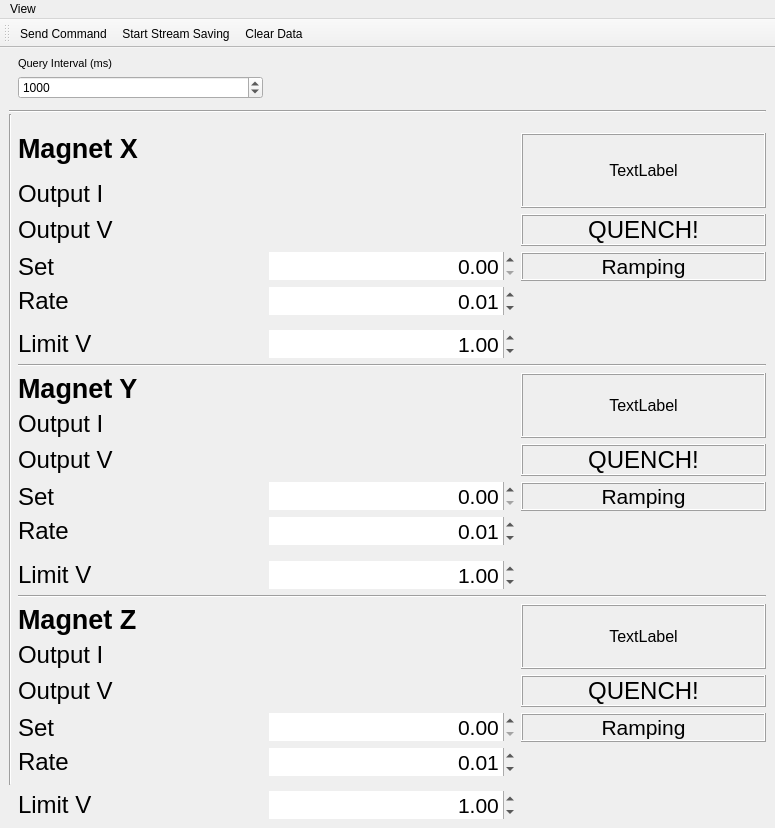
First picture: the form in gui/sc_magnet/ui_sc_magnet.ui, repository projecthira/qudi-hira, before the edit.
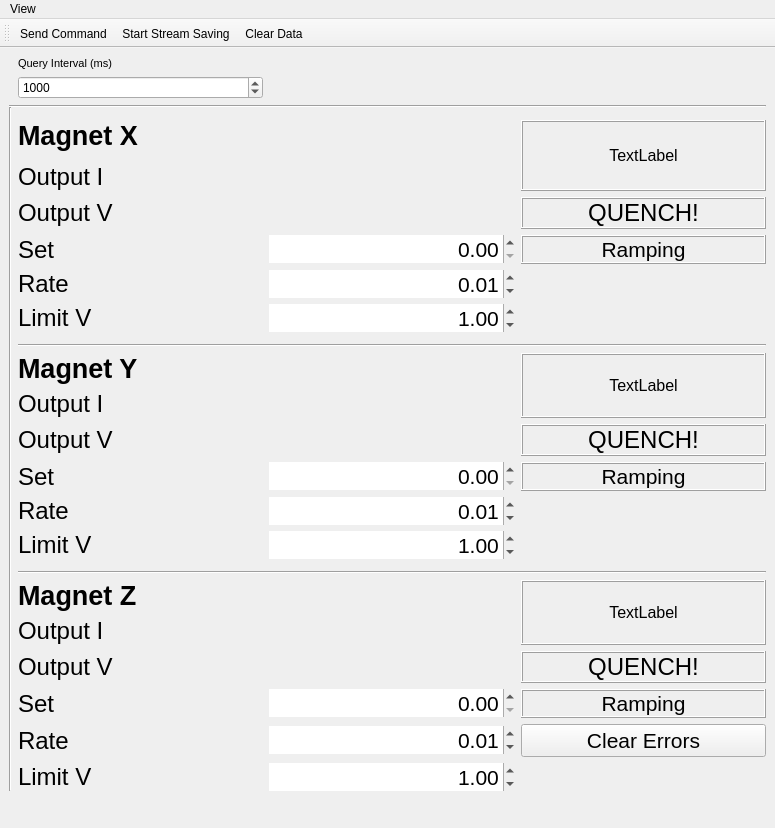
Second picture: the form after the edit. Icons and pictures are not drawn.

```diff
--- a/gui/sc_magnet/ui_sc_magnet.ui
+++ b/gui/sc_magnet/ui_sc_magnet.ui
@@ -24,32 +24,28 @@
     </sizepolicy>
    </property>
    <layout class="QGridLayout" name="gridLayout">
-    <item row="16" column="3">
-     <widget class="QLabel" name="magnet_y_quenchbit">
+    <item row="19" column="2">
+     <widget class="QDoubleSpinBox" name="magnet_y_ramp_rate_doubleSpinBox">
       <property name="font">
        <font>
-        <pointsize>18</pointsize>
-        <underline>false</underline>
+        <pointsize>16</pointsize>
        </font>
       </property>
-      <property name="frameShape">
-       <enum>QFrame::Box</enum>
-      </property>
-      <property name="frameShadow">
-       <enum>QFrame::Raised</enum>
-      </property>
-      <property name="text">
-       <string>QUENCH!</string>
-      </property>
-      <property name="scaledContents">
+      <property name="frame">
        <bool>false</bool>
       </property>
       <property name="alignment">
-       <set>Qt::AlignCenter</set>
+       <set>Qt::AlignRight|Qt::AlignTrailing|Qt::AlignVCenter</set>
+      </property>
+      <property name="buttonSymbols">
+       <enum>QAbstractSpinBox::UpDownArrows</enum>
+      </property>
+      <property name="value">
+       <double>0.010000000000000</double>
       </property>
      </widget>
     </item>
-    <item row="22" column="3" rowspan="2">
+    <item row="23" column="3" rowspan="2">
      <widget class="QLabel" name="magnet_z_quench_setup_label">
       <property name="font">
        <font>
@@ -70,52 +66,14 @@
       </property>
      </widget>
     </item>
-    <item row="17" column="2">
-     <widget class="QDoubleSpinBox" name="magnet_y_current_doubleSpinBox">
+    <item row="25" column="3">
+     <widget class="QLabel" name="magnet_z_quenchbit">
       <property name="font">
        <font>
-        <pointsize>16</pointsize>
+        <pointsize>18</pointsize>
+        <underline>false</underline>
        </font>
       </property>
-      <property name="frame">
-       <bool>false</bool>
-      </property>
-      <property name="alignment">
-       <set>Qt::AlignRight|Qt::AlignTrailing|Qt::AlignVCenter</set>
-      </property>
-      <property name="buttonSymbols">
-       <enum>QAbstractSpinBox::UpDownArrows</enum>
-      </property>
-     </widget>
-    </item>
-    <item row="10" column="2">
-     <widget class="QDoubleSpinBox" name="magnet_x_ramp_rate_doubleSpinBox">
-      <property name="font">
-       <font>
-        <pointsize>16</pointsize>
-       </font>
-      </property>
-      <property name="frame">
-       <bool>false</bool>
-      </property>
-      <property name="alignment">
-       <set>Qt::AlignRight|Qt::AlignTrailing|Qt::AlignVCenter</set>
-      </property>
-      <property name="buttonSymbols">
-       <enum>QAbstractSpinBox::UpDownArrows</enum>
-      </property>
-      <property name="value">
-       <double>0.010000000000000</double>
-      </property>
-     </widget>
-    </item>
-    <item row="14" column="3" rowspan="2">
-     <widget class="QLabel" name="magnet_y_quench_setup_label">
-      <property name="font">
-       <font>
-        <pointsize>12</pointsize>
-       </font>
-      </property>
       <property name="frameShape">
        <enum>QFrame::Box</enum>
       </property>
@@ -123,149 +81,38 @@
        <enum>QFrame::Raised</enum>
       </property>
       <property name="text">
-       <string>TextLabel</string>
+       <string>QUENCH!</string>
       </property>
-      <property name="alignment">
-       <set>Qt::AlignCenter</set>
-      </property>
-     </widget>
-    </item>
-    <item row="25" column="2">
-     <widget class="QDoubleSpinBox" name="magnet_z_current_doubleSpinBox">
-      <property name="font">
-       <font>
-        <pointsize>16</pointsize>
-       </font>
-      </property>
-      <property name="frame">
+      <property name="scaledContents">
        <bool>false</bool>
       </property>
       <property name="alignment">
-       <set>Qt::AlignRight|Qt::AlignTrailing|Qt::AlignVCenter</set>
+       <set>Qt::AlignCenter</set>
       </property>
-      <property name="buttonSymbols">
-       <enum>QAbstractSpinBox::UpDownArrows</enum>
-      </property>
      </widget>
     </item>
-    <item row="17" column="1">
-     <widget class="QLabel" name="magnet_y_setpoint_current">
+    <item row="17" column="3">
+     <widget class="QLabel" name="magnet_y_quenchbit">
       <property name="font">
        <font>
         <pointsize>18</pointsize>
+        <underline>false</underline>
        </font>
       </property>
-      <property name="text">
-       <string>Set</string>
+      <property name="frameShape">
+       <enum>QFrame::Box</enum>
       </property>
-     </widget>
-    </item>
-    <item row="15" column="1">
-     <widget class="QLabel" name="magnet_y_current">
-      <property name="font">
-       <font>
-        <pointsize>18</pointsize>
-       </font>
+      <property name="frameShadow">
+       <enum>QFrame::Raised</enum>
       </property>
       <property name="text">
-       <string>Output I</string>
+       <string>QUENCH!</string>
       </property>
-     </widget>
-    </item>
-    <item row="10" column="1">
-     <widget class="QLabel" name="magnet_x_ramp_rate">
-      <property name="font">
-       <font>
-        <pointsize>18</pointsize>
-       </font>
-      </property>
-      <property name="text">
-       <string>Rate</string>
-      </property>
-     </widget>
-    </item>
-    <item row="26" column="2">
-     <widget class="QDoubleSpinBox" name="magnet_z_ramp_rate_doubleSpinBox">
-      <property name="font">
-       <font>
-        <pointsize>16</pointsize>
-       </font>
-      </property>
-      <property name="frame">
+      <property name="scaledContents">
        <bool>false</bool>
       </property>
       <property name="alignment">
-       <set>Qt::AlignRight|Qt::AlignTrailing|Qt::AlignVCenter</set>
-      </property>
-      <property name="buttonSymbols">
-       <enum>QAbstractSpinBox::UpDownArrows</enum>
-      </property>
-      <property name="value">
-       <double>0.010000000000000</double>
-      </property>
-     </widget>
-    </item>
-    <item row="24" column="1">
-     <widget class="QLabel" name="magnet_z_voltage">
-      <property name="font">
-       <font>
-        <pointsize>18</pointsize>
-       </font>
-      </property>
-      <property name="text">
-       <string>Output V</string>
-      </property>
-     </widget>
-    </item>
-    <item row="23" column="1">
-     <widget class="QLabel" name="magnet_z_current">
-      <property name="font">
-       <font>
-        <pointsize>18</pointsize>
-       </font>
-      </property>
-      <property name="text">
-       <string>Output I</string>
-      </property>
-     </widget>
-    </item>
-    <item row="12" column="2">
-     <widget class="QDoubleSpinBox" name="magnet_x_voltage_limit_doubleSpinBox">
-      <property name="font">
-       <font>
-        <pointsize>16</pointsize>
-       </font>
-      </property>
-      <property name="frame">
-       <bool>false</bool>
-      </property>
-      <property name="alignment">
-       <set>Qt::AlignRight|Qt::AlignTrailing|Qt::AlignVCenter</set>
-      </property>
-      <property name="buttonSymbols">
-       <enum>QAbstractSpinBox::UpDownArrows</enum>
-      </property>
-      <property name="value">
-       <double>1.000000000000000</double>
-      </property>
-     </widget>
-    </item>
-    <item row="2" column="0" rowspan="2" colspan="4">
-     <widget class="Line" name="line_6">
-      <property name="orientation">
-       <enum>Qt::Horizontal</enum>
-      </property>
-     </widget>
-    </item>
-    <item row="20" column="1">
-     <widget class="QLabel" name="magnet_y_voltage_limit">
-      <property name="font">
-       <font>
-        <pointsize>18</pointsize>
-       </font>
-      </property>
-      <property name="text">
-       <string>Limit V</string>
+       <set>Qt::AlignCenter</set>
       </property>
      </widget>
     </item>
@@ -290,20 +137,8 @@
       </property>
      </widget>
     </item>
-    <item row="25" column="1">
-     <widget class="QLabel" name="magnet_z_setpoint_current">
-      <property name="font">
-       <font>
-        <pointsize>18</pointsize>
-       </font>
-      </property>
-      <property name="text">
-       <string>Set</string>
-      </property>
-     </widget>
-    </item>
-    <item row="18" column="1">
-     <widget class="QLabel" name="magnet_y_ramp_rate">
+    <item row="10" column="1" rowspan="2">
+     <widget class="QLabel" name="magnet_x_ramp_rate">
       <property name="font">
        <font>
         <pointsize>18</pointsize>
@@ -339,10 +174,34 @@
       </property>
      </widget>
     </item>
-    <item row="9" column="2">
-     <widget class="QDoubleSpinBox" name="magnet_x_current_doubleSpinBox">
+    <item row="0" column="1">
+     <widget class="QLabel" name="queryIntervalLabel">
       <property name="font">
        <font>
+        <pointsize>8</pointsize>
+       </font>
+      </property>
+      <property name="text">
+       <string>Query Interval (ms)</string>
+      </property>
+     </widget>
+    </item>
+    <item row="16" column="1">
+     <widget class="QLabel" name="magnet_y_current">
+      <property name="font">
+       <font>
+        <pointsize>18</pointsize>
+       </font>
+      </property>
+      <property name="text">
+       <string>Output I</string>
+      </property>
+     </widget>
+    </item>
+    <item row="27" column="2">
+     <widget class="QDoubleSpinBox" name="magnet_z_ramp_rate_doubleSpinBox">
+      <property name="font">
+       <font>
         <pointsize>16</pointsize>
        </font>
       </property>
@@ -355,17 +214,148 @@
       <property name="buttonSymbols">
        <enum>QAbstractSpinBox::UpDownArrows</enum>
       </property>
+      <property name="value">
+       <double>0.010000000000000</double>
+      </property>
      </widget>
     </item>
-    <item row="28" column="1">
-     <widget class="QLabel" name="magnet_z_voltage_limit">
+    <item row="23" column="1">
+     <widget class="QLabel" name="magnetZLabel">
       <property name="font">
        <font>
+        <pointsize>20</pointsize>
+        <weight>75</weight>
+        <bold>true</bold>
+       </font>
+      </property>
+      <property name="text">
+       <string>Magnet Z</string>
+      </property>
+     </widget>
+    </item>
+    <item row="18" column="2">
+     <widget class="QDoubleSpinBox" name="magnet_y_current_doubleSpinBox">
+      <property name="font">
+       <font>
+        <pointsize>16</pointsize>
+       </font>
+      </property>
+      <property name="frame">
+       <bool>false</bool>
+      </property>
+      <property name="alignment">
+       <set>Qt::AlignRight|Qt::AlignTrailing|Qt::AlignVCenter</set>
+      </property>
+      <property name="buttonSymbols">
+       <enum>QAbstractSpinBox::UpDownArrows</enum>
+      </property>
+     </widget>
+    </item>
+    <item row="19" column="1">
+     <widget class="QLabel" name="magnet_y_ramp_rate">
+      <property name="font">
+       <font>
         <pointsize>18</pointsize>
        </font>
       </property>
       <property name="text">
-       <string>Limit V</string>
+       <string>Rate</string>
+      </property>
+     </widget>
+    </item>
+    <item row="9" column="3">
+     <widget class="QLabel" name="magnet_x_ramping_label">
+      <property name="font">
+       <font>
+        <pointsize>16</pointsize>
+       </font>
+      </property>
+      <property name="frameShape">
+       <enum>QFrame::Box</enum>
+      </property>
+      <property name="frameShadow">
+       <enum>QFrame::Raised</enum>
+      </property>
+      <property name="text">
+       <string>Ramping</string>
+      </property>
+      <property name="alignment">
+       <set>Qt::AlignCenter</set>
+      </property>
+     </widget>
+    </item>
+    <item row="22" column="1" colspan="3">
+     <widget class="Line" name="line_3">
+      <property name="orientation">
+       <enum>Qt::Horizontal</enum>
+      </property>
+     </widget>
+    </item>
+    <item row="15" column="3" rowspan="2">
+     <widget class="QLabel" name="magnet_y_quench_setup_label">
+      <property name="font">
+       <font>
+        <pointsize>12</pointsize>
+       </font>
+      </property>
+      <property name="frameShape">
+       <enum>QFrame::Box</enum>
+      </property>
+      <property name="frameShadow">
+       <enum>QFrame::Raised</enum>
+      </property>
+      <property name="text">
+       <string>TextLabel</string>
+      </property>
+      <property name="alignment">
+       <set>Qt::AlignCenter</set>
+      </property>
+     </widget>
+    </item>
+    <item row="26" column="1">
+     <widget class="QLabel" name="magnet_z_setpoint_current">
+      <property name="font">
+       <font>
+        <pointsize>18</pointsize>
+       </font>
+      </property>
+      <property name="text">
+       <string>Set</string>
+      </property>
+     </widget>
+    </item>
+    <item row="15" column="1">
+     <widget class="QLabel" name="magnetYLabel">
+      <property name="font">
+       <font>
+        <pointsize>20</pointsize>
+        <weight>75</weight>
+        <bold>true</bold>
+       </font>
+      </property>
+      <property name="text">
+       <string>Magnet Y</string>
+      </property>
+     </widget>
+    </item>
+    <item row="10" column="2" rowspan="2">
+     <widget class="QDoubleSpinBox" name="magnet_x_ramp_rate_doubleSpinBox">
+      <property name="font">
+       <font>
+        <pointsize>16</pointsize>
+       </font>
+      </property>
+      <property name="frame">
+       <bool>false</bool>
+      </property>
+      <property name="alignment">
+       <set>Qt::AlignRight|Qt::AlignTrailing|Qt::AlignVCenter</set>
+      </property>
+      <property name="buttonSymbols">
+       <enum>QAbstractSpinBox::UpDownArrows</enum>
+      </property>
+      <property name="value">
+       <double>0.010000000000000</double>
       </property>
      </widget>
     </item>
@@ -385,69 +375,6 @@
       </property>
      </widget>
     </item>
-    <item row="17" column="3">
-     <widget class="QLabel" name="magnet_y_ramping_label">
-      <property name="font">
-       <font>
-        <pointsize>16</pointsize>
-       </font>
-      </property>
-      <property name="frameShape">
-       <enum>QFrame::Box</enum>
-      </property>
-      <property name="frameShadow">
-       <enum>QFrame::Raised</enum>
-      </property>
-      <property name="text">
-       <string>Ramping</string>
-      </property>
-      <property name="alignment">
-       <set>Qt::AlignCenter</set>
-      </property>
-     </widget>
-    </item>
-    <item row="24" column="3">
-     <widget class="QLabel" name="magnet_z_quenchbit">
-      <property name="font">
-       <font>
-        <pointsize>18</pointsize>
-        <underline>false</underline>
-       </font>
-      </property>
-      <property name="frameShape">
-       <enum>QFrame::Box</enum>
-      </property>
-      <property name="frameShadow">
-       <enum>QFrame::Raised</enum>
-      </property>
-      <property name="text">
-       <string>QUENCH!</string>
-      </property>
-      <property name="scaledContents">
-       <bool>false</bool>
-      </property>
-      <property name="alignment">
-       <set>Qt::AlignCenter</set>
-      </property>
-     </widget>
-    </item>
-    <item row="3" column="0" rowspan="25">
-     <widget class="Line" name="line">
-      <property name="enabled">
-       <bool>true</bool>
-      </property>
-      <property name="orientation">
-       <enum>Qt::Vertical</enum>
-      </property>
-     </widget>
-    </item>
-    <item row="13" column="1" colspan="3">
-     <widget class="Line" name="line_2">
-      <property name="orientation">
-       <enum>Qt::Horizontal</enum>
-      </property>
-     </widget>
-    </item>
     <item row="5" column="1">
      <widget class="QLabel" name="magnetXLabel">
       <property name="font">
@@ -462,10 +389,22 @@
       </property>
      </widget>
     </item>
-    <item row="9" column="3">
-     <widget class="QLabel" name="magnet_x_ramping_label">
+    <item row="17" column="1">
+     <widget class="QLabel" name="magnet_y_voltage">
       <property name="font">
        <font>
+        <pointsize>18</pointsize>
+       </font>
+      </property>
+      <property name="text">
+       <string>Output V</string>
+      </property>
+     </widget>
+    </item>
+    <item row="18" column="3">
+     <widget class="QLabel" name="magnet_y_ramping_label">
+      <property name="font">
+       <font>
         <pointsize>16</pointsize>
        </font>
       </property>
@@ -483,69 +422,36 @@
       </property>
      </widget>
     </item>
-    <item row="26" column="1">
-     <widget class="QLabel" name="magnet_z_ramp_rate">
+    <item row="26" column="3">
+     <widget class="QLabel" name="magnet_z_ramping_label">
       <property name="font">
        <font>
-        <pointsize>18</pointsize>
-       </font>
-      </property>
-      <property name="text">
-       <string>Rate</string>
-      </property>
-     </widget>
-    </item>
-    <item row="20" column="2">
-     <widget class="QDoubleSpinBox" name="magnet_y_voltage_limit_doubleSpinBox">
-      <property name="font">
-       <font>
         <pointsize>16</pointsize>
        </font>
       </property>
-      <property name="frame">
-       <bool>false</bool>
+      <property name="frameShape">
+       <enum>QFrame::Box</enum>
       </property>
-      <property name="alignment">
-       <set>Qt::AlignRight|Qt::AlignTrailing|Qt::AlignVCenter</set>
+      <property name="frameShadow">
+       <enum>QFrame::Raised</enum>
       </property>
-      <property name="buttonSymbols">
-       <enum>QAbstractSpinBox::UpDownArrows</enum>
+      <property name="text">
+       <string>Ramping</string>
       </property>
-      <property name="value">
-       <double>1.000000000000000</double>
-      </property>
-     </widget>
-    </item>
-    <item row="18" column="2">
-     <widget class="QDoubleSpinBox" name="magnet_y_ramp_rate_doubleSpinBox">
-      <property name="font">
-       <font>
-        <pointsize>16</pointsize>
-       </font>
-      </property>
-      <property name="frame">
-       <bool>false</bool>
-      </property>
       <property name="alignment">
-       <set>Qt::AlignRight|Qt::AlignTrailing|Qt::AlignVCenter</set>
+       <set>Qt::AlignCenter</set>
       </property>
-      <property name="buttonSymbols">
-       <enum>QAbstractSpinBox::UpDownArrows</enum>
-      </property>
-      <property name="value">
-       <double>0.010000000000000</double>
-      </property>
      </widget>
     </item>
-    <item row="12" column="1">
-     <widget class="QLabel" name="magnet_x_voltage_limit">
+    <item row="24" column="1">
+     <widget class="QLabel" name="magnet_z_current">
       <property name="font">
        <font>
         <pointsize>18</pointsize>
        </font>
       </property>
       <property name="text">
-       <string>Limit V</string>
+       <string>Output I</string>
       </property>
      </widget>
     </item>
@@ -561,49 +467,6 @@
       </property>
      </widget>
     </item>
-    <item row="21" column="1" colspan="3">
-     <widget class="Line" name="line_3">
-      <property name="orientation">
-       <enum>Qt::Horizontal</enum>
-      </property>
-     </widget>
-    </item>
-    <item row="7" column="1">
-     <widget class="QLabel" name="magnet_x_current">
-      <property name="font">
-       <font>
-        <pointsize>18</pointsize>
-       </font>
-      </property>
-      <property name="text">
-       <string>Output I</string>
-      </property>
-     </widget>
-    </item>
-    <item row="0" column="1">
-     <widget class="QLabel" name="queryIntervalLabel">
-      <property name="font">
-       <font>
-        <pointsize>8</pointsize>
-       </font>
-      </property>
-      <property name="text">
-       <string>Query Interval (ms)</string>
-      </property>
-     </widget>
-    </item>
-    <item row="16" column="1">
-     <widget class="QLabel" name="magnet_y_voltage">
-      <property name="font">
-       <font>
-        <pointsize>18</pointsize>
-       </font>
-      </property>
-      <property name="text">
-       <string>Output V</string>
-      </property>
-     </widget>
-    </item>
     <item row="9" column="1">
      <widget class="QLabel" name="magnet_x_setpoint_current">
       <property name="font">
@@ -616,6 +479,192 @@
       </property>
      </widget>
     </item>
+    <item row="14" column="1" colspan="3">
+     <widget class="Line" name="line_2">
+      <property name="orientation">
+       <enum>Qt::Horizontal</enum>
+      </property>
+     </widget>
+    </item>
+    <item row="9" column="2">
+     <widget class="QDoubleSpinBox" name="magnet_x_current_doubleSpinBox">
+      <property name="font">
+       <font>
+        <pointsize>16</pointsize>
+       </font>
+      </property>
+      <property name="frame">
+       <bool>false</bool>
+      </property>
+      <property name="alignment">
+       <set>Qt::AlignRight|Qt::AlignTrailing|Qt::AlignVCenter</set>
+      </property>
+      <property name="buttonSymbols">
+       <enum>QAbstractSpinBox::UpDownArrows</enum>
+      </property>
+     </widget>
+    </item>
+    <item row="3" column="0" rowspan="26">
+     <widget class="Line" name="line">
+      <property name="enabled">
+       <bool>true</bool>
+      </property>
+      <property name="orientation">
+       <enum>Qt::Vertical</enum>
+      </property>
+     </widget>
+    </item>
+    <item row="27" column="1">
+     <widget class="QLabel" name="magnet_z_ramp_rate">
+      <property name="font">
+       <font>
+        <pointsize>18</pointsize>
+       </font>
+      </property>
+      <property name="text">
+       <string>Rate</string>
+      </property>
+     </widget>
+    </item>
+    <item row="18" column="1">
+     <widget class="QLabel" name="magnet_y_setpoint_current">
+      <property name="font">
+       <font>
+        <pointsize>18</pointsize>
+       </font>
+      </property>
+      <property name="text">
+       <string>Set</string>
+      </property>
+     </widget>
+    </item>
+    <item row="25" column="1">
+     <widget class="QLabel" name="magnet_z_voltage">
+      <property name="font">
+       <font>
+        <pointsize>18</pointsize>
+       </font>
+      </property>
+      <property name="text">
+       <string>Output V</string>
+      </property>
+     </widget>
+    </item>
+    <item row="7" column="1">
+     <widget class="QLabel" name="magnet_x_current">
+      <property name="font">
+       <font>
+        <pointsize>18</pointsize>
+       </font>
+      </property>
+      <property name="text">
+       <string>Output I</string>
+      </property>
+     </widget>
+    </item>
+    <item row="26" column="2">
+     <widget class="QDoubleSpinBox" name="magnet_z_current_doubleSpinBox">
+      <property name="font">
+       <font>
+        <pointsize>16</pointsize>
+       </font>
+      </property>
+      <property name="frame">
+       <bool>false</bool>
+      </property>
+      <property name="alignment">
+       <set>Qt::AlignRight|Qt::AlignTrailing|Qt::AlignVCenter</set>
+      </property>
+      <property name="buttonSymbols">
+       <enum>QAbstractSpinBox::UpDownArrows</enum>
+      </property>
+     </widget>
+    </item>
+    <item row="2" column="0" rowspan="2" colspan="4">
+     <widget class="Line" name="line_6">
+      <property name="orientation">
+       <enum>Qt::Horizontal</enum>
+      </property>
+     </widget>
+    </item>
+    <item row="12" column="1">
+     <widget class="QLabel" name="magnet_x_voltage_limit">
+      <property name="font">
+       <font>
+        <pointsize>18</pointsize>
+       </font>
+      </property>
+      <property name="text">
+       <string>Limit V</string>
+      </property>
+     </widget>
+    </item>
+    <item row="12" column="2">
+     <widget class="QDoubleSpinBox" name="magnet_x_voltage_limit_doubleSpinBox">
+      <property name="font">
+       <font>
+        <pointsize>16</pointsize>
+       </font>
+      </property>
+      <property name="frame">
+       <bool>false</bool>
+      </property>
+      <property name="alignment">
+       <set>Qt::AlignRight|Qt::AlignTrailing|Qt::AlignVCenter</set>
+      </property>
+      <property name="buttonSymbols">
+       <enum>QAbstractSpinBox::UpDownArrows</enum>
+      </property>
+      <property name="value">
+       <double>1.000000000000000</double>
+      </property>
+     </widget>
+    </item>
+    <item row="20" column="1">
+     <widget class="QLabel" name="magnet_y_voltage_limit">
+      <property name="font">
+       <font>
+        <pointsize>18</pointsize>
+       </font>
+      </property>
+      <property name="text">
+       <string>Limit V</string>
+      </property>
+     </widget>
+    </item>
+    <item row="20" column="2">
+     <widget class="QDoubleSpinBox" name="magnet_y_voltage_limit_doubleSpinBox">
+      <property name="font">
+       <font>
+        <pointsize>16</pointsize>
+       </font>
+      </property>
+      <property name="frame">
+       <bool>false</bool>
+      </property>
+      <property name="alignment">
+       <set>Qt::AlignRight|Qt::AlignTrailing|Qt::AlignVCenter</set>
+      </property>
+      <property name="buttonSymbols">
+       <enum>QAbstractSpinBox::UpDownArrows</enum>
+      </property>
+      <property name="value">
+       <double>1.000000000000000</double>
+      </property>
+     </widget>
+    </item>
+    <item row="28" column="1">
+     <widget class="QLabel" name="magnet_z_voltage_limit">
+      <property name="font">
+       <font>
+        <pointsize>18</pointsize>
+       </font>
+      </property>
+      <property name="text">
+       <string>Limit V</string>
+      </property>
+     </widget>
+    </item>
     <item row="28" column="2">
      <widget class="QDoubleSpinBox" name="magnet_z_voltage_limit_doubleSpinBox">
       <property name="font">
@@ -637,52 +686,28 @@
       </property>
      </widget>
     </item>
-    <item row="22" column="1">
-     <widget class="QLabel" name="magnetZLabel">
-      <property name="font">
-       <font>
-        <pointsize>20</pointsize>
-        <weight>75</weight>
-        <bold>true</bold>
-       </font>
+    <item row="29" column="1" colspan="3">
+     <spacer name="verticalSpacer">
+      <property name="orientation">
+       <enum>Qt::Vertical</enum>
       </property>
-      <property name="text">
-       <string>Magnet Z</string>
+      <property name="sizeHint" stdset="0">
+       <size>
+        <width>20</width>
+        <height>40</height>
+       </size>
       </property>
-     </widget>
+     </spacer>
     </item>
-    <item row="14" column="1">
-     <widget class="QLabel" name="magnetYLabel">
-      <property name="font">
-       <font>
-        <pointsize>20</pointsize>
-        <weight>75</weight>
-        <bold>true</bold>
-       </font>
-      </property>
-      <property name="text">
-       <string>Magnet Y</string>
-      </property>
-     </widget>
-    </item>
-    <item row="25" column="3">
-     <widget class="QLabel" name="magnet_z_ramping_label">
+    <item row="27" column="3">
+     <widget class="QPushButton" name="magnet_z_clear_errors_pushButton">
       <property name="font">
        <font>
         <pointsize>16</pointsize>
        </font>
       </property>
-      <property name="frameShape">
-       <enum>QFrame::Box</enum>
-      </property>
-      <property name="frameShadow">
-       <enum>QFrame::Raised</enum>
-      </property>
       <property name="text">
-       <string>Ramping</string>
-      </property>
-      <property name="alignment">
-       <set>Qt::AlignCenter</set>
+       <string>Clear Errors</string>
       </property>
      </widget>
     </item>
```
